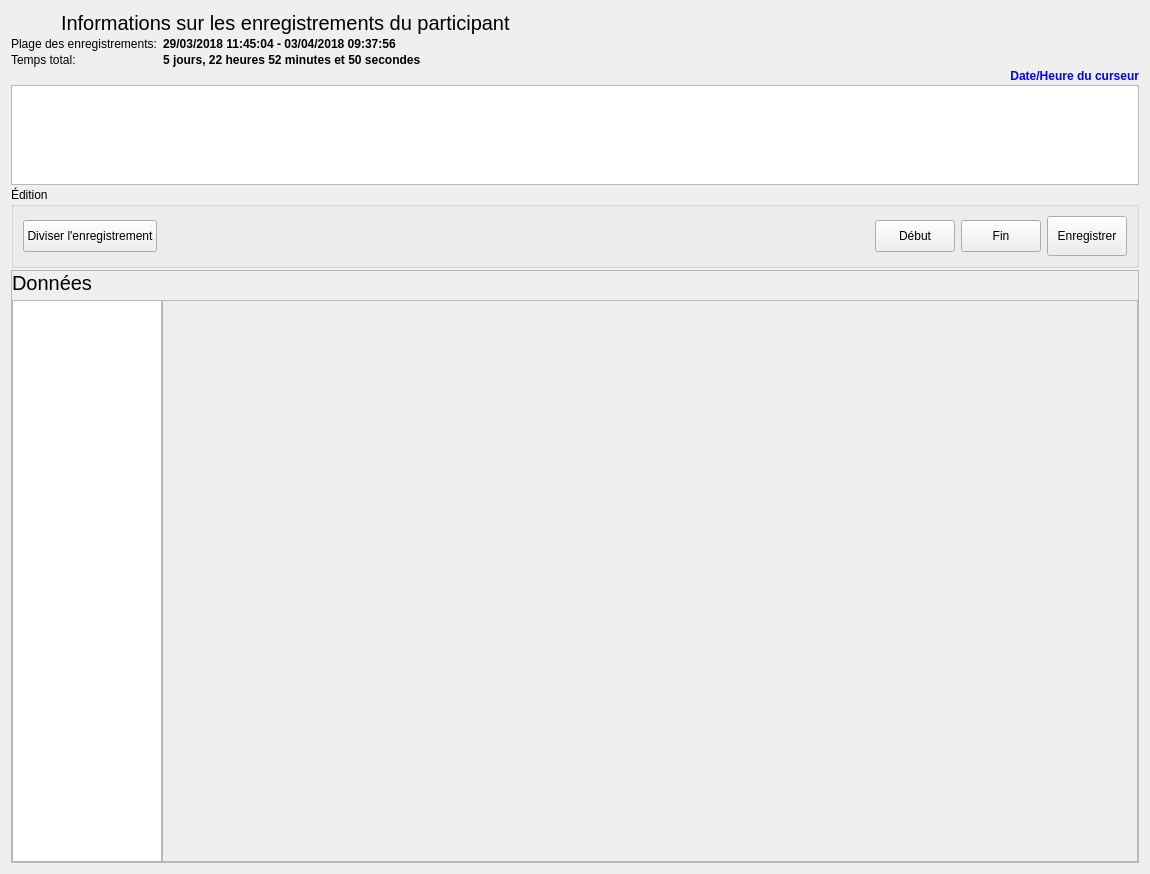
Qt form python/resources/ui/RecordsetWidget.ui (introlab/OpenIMU) before a commit.
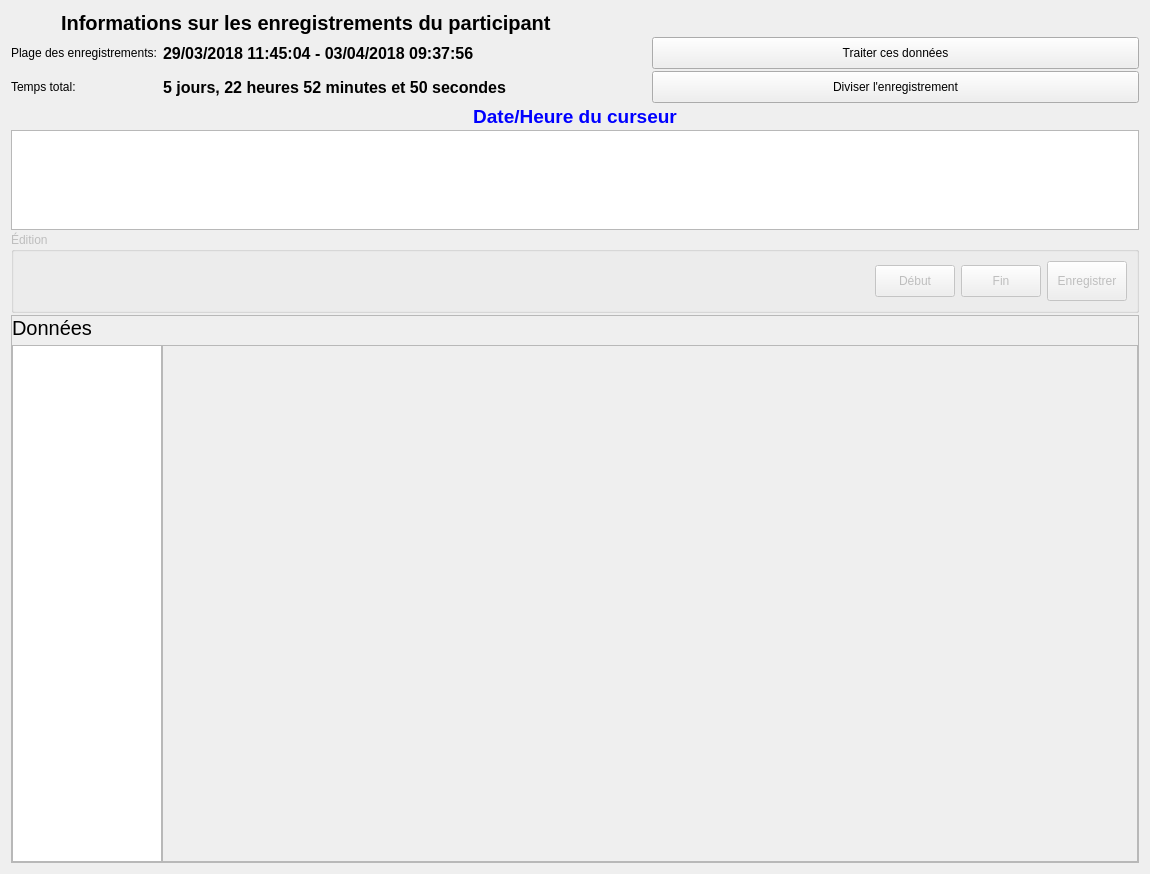
The same form after that commit. Icons and pictures are not drawn. Custom widgets are drawn as their Qt base class.

Commit message: Added Data Processing Selection Dialog

```diff
--- a/python/resources/ui/RecordsetWidget.ui
+++ b/python/resources/ui/RecordsetWidget.ui
@@ -46,7 +46,9 @@
        <property name="font">
         <font>
          <pointsize>15</pointsize>
+         <weight>75</weight>
          <italic>false</italic>
+         <bold>true</bold>
         </font>
        </property>
        <property name="text">
@@ -57,25 +59,18 @@
     </layout>
    </item>
    <item>
-    <layout class="QFormLayout" name="formLayout">
-     <property name="fieldGrowthPolicy">
-      <enum>QFormLayout::ExpandingFieldsGrow</enum>
-     </property>
-     <property name="formAlignment">
-      <set>Qt::AlignLeading|Qt::AlignLeft|Qt::AlignTop</set>
-     </property>
-     <item row="0" column="0">
-      <widget class="QLabel" name="lblTotal">
-       <property name="text">
-        <string>Plage des enregistrements: </string>
-       </property>
-      </widget>
-     </item>
+    <layout class="QGridLayout" name="gridLayout">
      <item row="0" column="1">
       <widget class="QLabel" name="lblTotalValue">
+       <property name="sizePolicy">
+        <sizepolicy hsizetype="Preferred" vsizetype="Minimum">
+         <horstretch>0</horstretch>
+         <verstretch>0</verstretch>
+        </sizepolicy>
+       </property>
        <property name="font">
         <font>
-         <pointsize>9</pointsize>
+         <pointsize>12</pointsize>
          <weight>75</weight>
          <bold>true</bold>
         </font>
@@ -87,6 +82,12 @@
      </item>
      <item row="1" column="0">
       <widget class="QLabel" name="lblDuration">
+       <property name="sizePolicy">
+        <sizepolicy hsizetype="Maximum" vsizetype="Preferred">
+         <horstretch>0</horstretch>
+         <verstretch>0</verstretch>
+        </sizepolicy>
+       </property>
        <property name="text">
         <string>Temps total:</string>
        </property>
@@ -94,9 +95,15 @@
      </item>
      <item row="1" column="1">
       <widget class="QLabel" name="lblDurationValue">
+       <property name="sizePolicy">
+        <sizepolicy hsizetype="Preferred" vsizetype="Minimum">
+         <horstretch>0</horstretch>
+         <verstretch>0</verstretch>
+        </sizepolicy>
+       </property>
        <property name="font">
         <font>
-         <pointsize>9</pointsize>
+         <pointsize>12</pointsize>
          <weight>75</weight>
          <bold>true</bold>
         </font>
@@ -106,12 +113,93 @@
        </property>
       </widget>
      </item>
+     <item row="0" column="0">
+      <widget class="QLabel" name="lblTotal">
+       <property name="sizePolicy">
+        <sizepolicy hsizetype="Maximum" vsizetype="Preferred">
+         <horstretch>0</horstretch>
+         <verstretch>0</verstretch>
+        </sizepolicy>
+       </property>
+       <property name="text">
+        <string>Plage des enregistrements: </string>
+       </property>
+      </widget>
+     </item>
+     <item row="0" column="2">
+      <widget class="QPushButton" name="btnProcess">
+       <property name="sizePolicy">
+        <sizepolicy hsizetype="Minimum" vsizetype="Fixed">
+         <horstretch>0</horstretch>
+         <verstretch>0</verstretch>
+        </sizepolicy>
+       </property>
+       <property name="minimumSize">
+        <size>
+         <width>0</width>
+         <height>32</height>
+        </size>
+       </property>
+       <property name="cursor">
+        <cursorShape>PointingHandCursor</cursorShape>
+       </property>
+       <property name="mouseTracking">
+        <bool>false</bool>
+       </property>
+       <property name="text">
+        <string>Traiter ces données</string>
+       </property>
+       <property name="icon">
+        <iconset resource="../core.qrc">
+         <normaloff>:/OpenIMU/icons/results.png</normaloff>:/OpenIMU/icons/results.png</iconset>
+       </property>
+       <property name="iconSize">
+        <size>
+         <width>24</width>
+         <height>24</height>
+        </size>
+       </property>
+       <property name="autoDefault">
+        <bool>false</bool>
+       </property>
+      </widget>
+     </item>
+     <item row="1" column="2">
+      <widget class="QPushButton" name="btnStartEdit">
+       <property name="minimumSize">
+        <size>
+         <width>0</width>
+         <height>32</height>
+        </size>
+       </property>
+       <property name="cursor">
+        <cursorShape>PointingHandCursor</cursorShape>
+       </property>
+       <property name="text">
+        <string>Diviser l'enregistrement</string>
+       </property>
+       <property name="icon">
+        <iconset resource="../core.qrc">
+         <normaloff>:/OpenIMU/icons/cut.png</normaloff>:/OpenIMU/icons/cut.png</iconset>
+       </property>
+       <property name="iconSize">
+        <size>
+         <width>24</width>
+         <height>24</height>
+        </size>
+       </property>
+       <property name="checkable">
+        <bool>true</bool>
+       </property>
+      </widget>
+     </item>
     </layout>
    </item>
    <item>
     <widget class="QLabel" name="lblCursorTime">
      <property name="font">
       <font>
+       <pointsize>14</pointsize>
        <weight>75</weight>
        <bold>true</bold>
       </font>
@@ -120,7 +208,7 @@
       <string>Date/Heure du curseur</string>
      </property>
      <property name="alignment">
-      <set>Qt::AlignRight|Qt::AlignTrailing|Qt::AlignVCenter</set>
+      <set>Qt::AlignCenter</set>
      </property>
     </widget>
    </item>
@@ -160,39 +248,13 @@
    </item>
    <item>
     <widget class="QGroupBox" name="grpSubRecord">
+     <property name="enabled">
+      <bool>false</bool>
+     </property>
      <property name="title">
       <string>Édition</string>
      </property>
      <layout class="QHBoxLayout" name="horizontalLayout_4">
-      <item>
-       <widget class="QPushButton" name="btnStartEdit">
-        <property name="minimumSize">
-         <size>
-          <width>0</width>
-          <height>32</height>
-         </size>
-        </property>
-        <property name="cursor">
-         <cursorShape>PointingHandCursor</cursorShape>
-        </property>
-        <property name="text">
-         <string>Diviser l'enregistrement</string>
-        </property>
-        <property name="icon">
-         <iconset resource="../core.qrc">
-          <normaloff>:/OpenIMU/icons/cut.png</normaloff>:/OpenIMU/icons/cut.png</iconset>
-        </property>
-        <property name="iconSize">
-         <size>
-          <width>24</width>
-          <height>24</height>
-         </size>
-        </property>
-        <property name="checkable">
-         <bool>true</bool>
-        </property>
-       </widget>
-      </item>
       <item>
        <spacer name="horizontalSpacer">
         <property name="orientation">
@@ -379,8 +441,8 @@
             <rect>
              <x>0</x>
              <y>0</y>
-             <width>976</width>
-             <height>537</height>
+             <width>970</width>
+             <height>486</height>
             </rect>
            </property>
            <property name="sizePolicy">
```
The commit also changes 5 other files.
